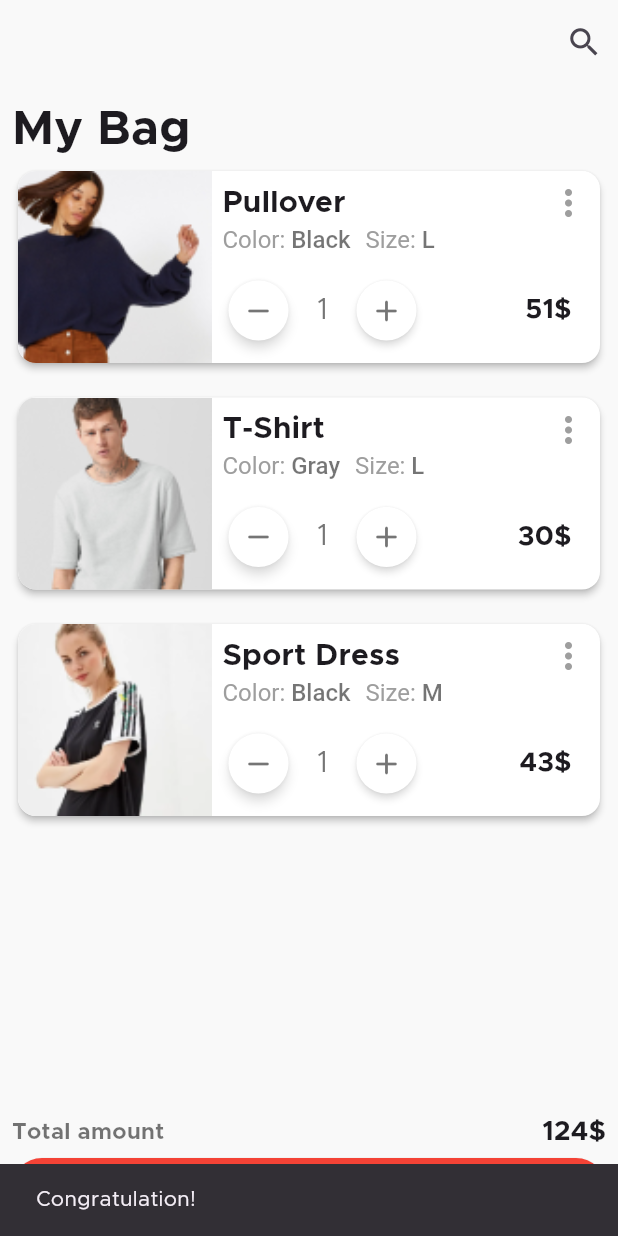
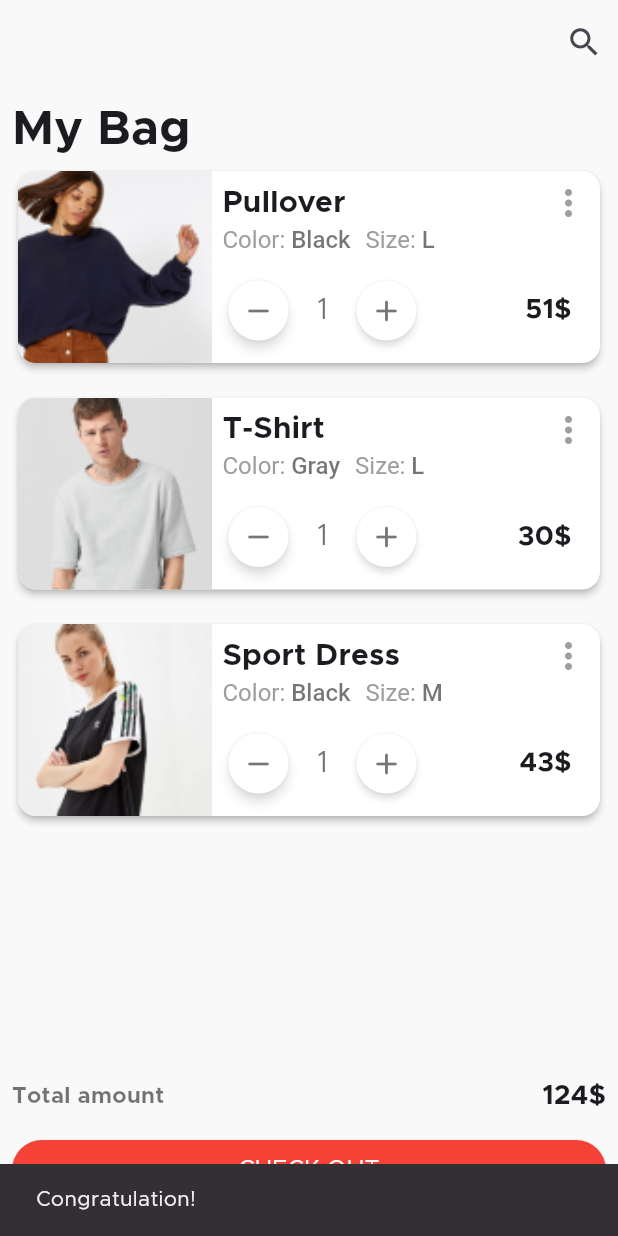
Before and after one commit to sajidrec/flutter_shopping_cart_01, a Flutter app: the screen it shows after launch, after a tap on "CHECK OUT", on a phone screen of 412 x 824 dp. Run offline on Flutter 3.47's test engine with Material 3 defaults, Android fonts, the phone set to English and light mode, and no system bars; our stand-ins replace device_preview.

Commit message:
Everything seems fine

```diff
--- a/lib/main.dart
+++ b/lib/main.dart
@@ -1,14 +1,17 @@
+import 'package:device_preview/device_preview.dart';
+import 'package:flutter/foundation.dart';
 import 'package:flutter/material.dart';
 import 'package:flutter_shoping_cart/DB/DB.dart';
 import 'package:flutter_shoping_cart/TotalAmount.dart';
 import 'package:provider/provider.dart';
 
-import 'CardDesign.dart';
-
 void main() {
-  runApp(ChangeNotifierProvider(
+  runApp(DevicePreview(
+    enabled: !kReleaseMode,
+    builder: (context) => ChangeNotifierProvider(
       create: (context) => TotalAmount(),
       child: MyMaterialApp(),
+    ),
   ));
 }
 
@@ -22,6 +25,7 @@ class MyMaterialApp extends StatelessWidget {
       theme: ThemeData(
         fontFamily: 'Metropolis',
         scaffoldBackgroundColor: Color.fromRGBO(249, 249, 249, 1),
+        useMaterial3: true,
       ),
       home: MyApp(),
     );
@@ -106,6 +110,8 @@ class _MyAppState extends State<MyApp> {
               ),
               SizedBox(
                 width: double.infinity,
+                child: Padding(
+                  padding: const EdgeInsets.symmetric(vertical: 12),
                   child: ElevatedButton(
                     onPressed: () {
                       ScaffoldMessenger.of(context).showSnackBar(SnackBar(
@@ -117,7 +123,9 @@ class _MyAppState extends State<MyApp> {
                       "CHECK OUT",
                       style: TextStyle(color: Colors.white, fontSize: 16),
                     ),
-                  style: ElevatedButton.styleFrom(backgroundColor: Colors.red),
+                    style:
+                        ElevatedButton.styleFrom(backgroundColor: Colors.red),
+                  ),
                 ),
               )
             ],
--- a/pubspec.yaml
+++ b/pubspec.yaml
@@ -32,6 +32,7 @@ dependencies:
     sdk: flutter
   provider:
 
+  device_preview: ^1.1.0
   # The following adds the Cupertino Icons font to your application.
   # Use with the CupertinoIcons class for iOS style icons.
   cupertino_icons: ^1.0.2
```
Lines whose indentation alone changed are shown as unchanged.
